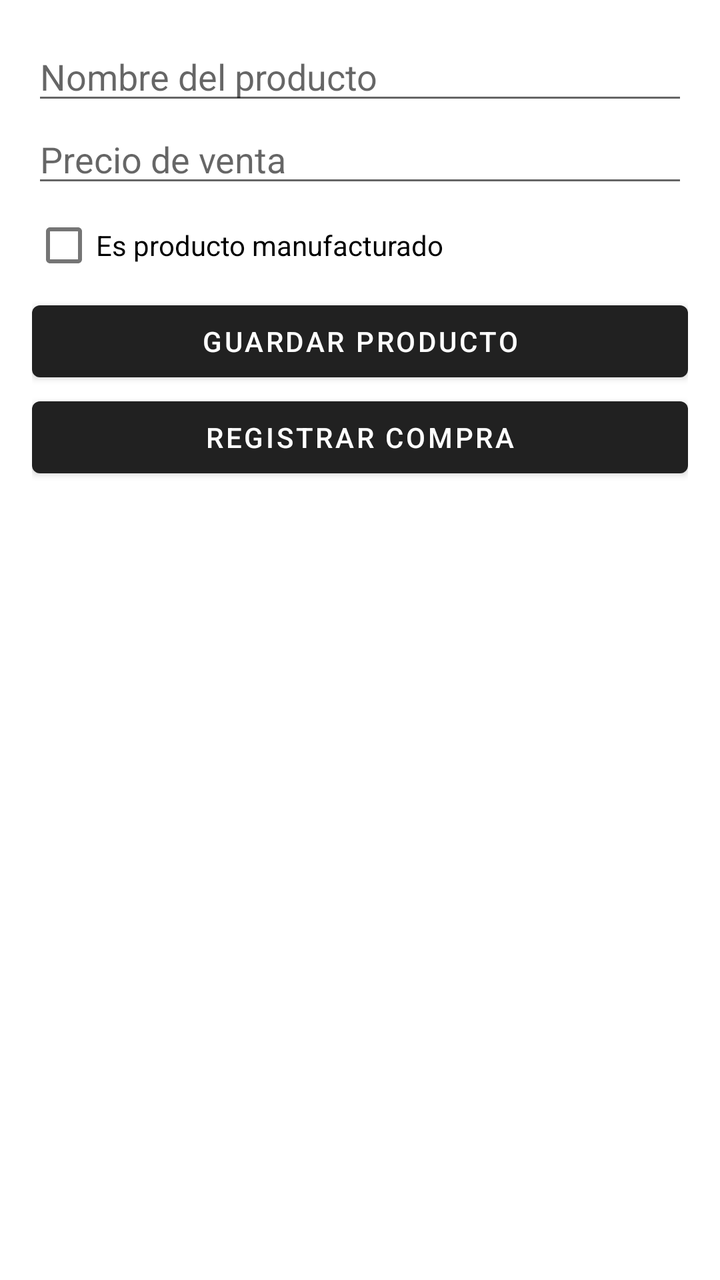
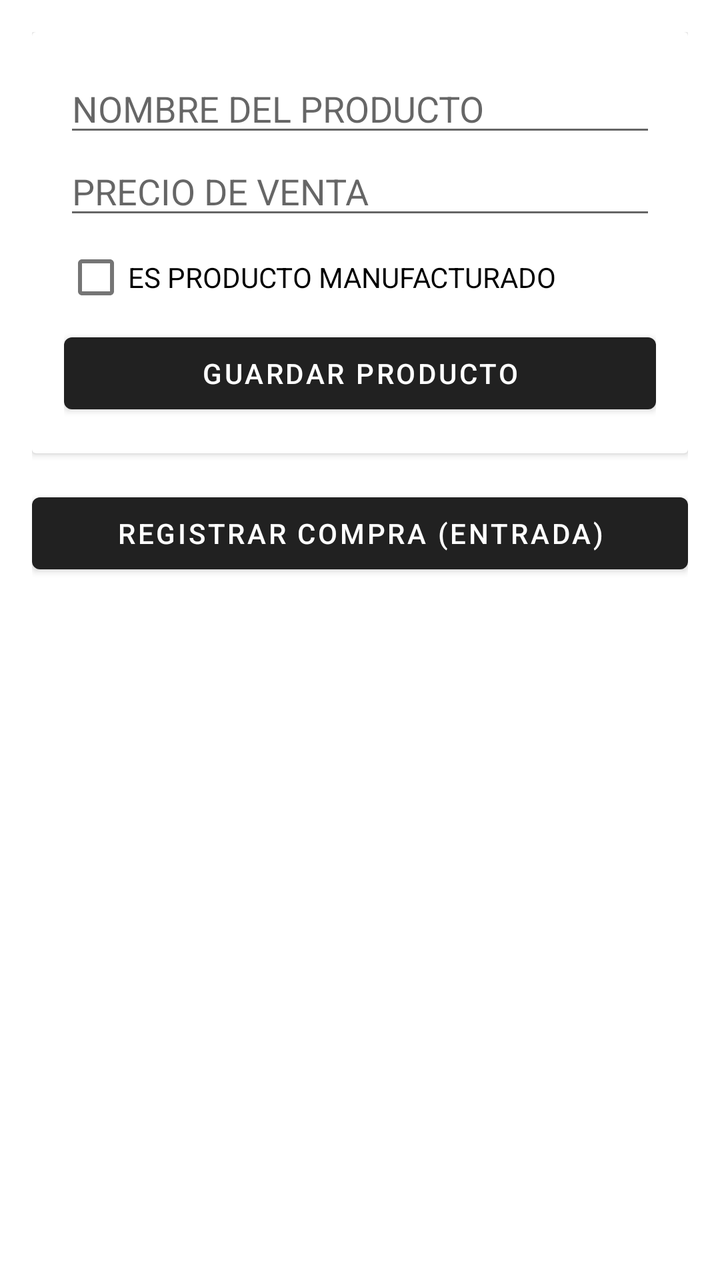

Screens rendered from an Android XML layout before and after an edit, with the pre-edit source and the edit as a unified diff.
<!-- AndroidManifest.xml: application theme Theme.MaterialComponents.DayNight.DarkActionBar -->
<!-- res/layout/activity_inventory.xml -->
<?xml version="1.0" encoding="utf-8"?>
<ScrollView
    xmlns:android="http://schemas.android.com/apk/res/android"
    android:layout_width="match_parent"
    android:layout_height="match_parent">

    <LinearLayout
        android:orientation="vertical"
        android:padding="16dp"
        android:layout_width="match_parent"
        android:layout_height="wrap_content">

        <EditText
            android:id="@+id/etProductName"
            android:hint="Nombre del producto"
            android:layout_width="match_parent"
            android:layout_height="wrap_content"/>

        <EditText
            android:id="@+id/etProductPrice"
            android:hint="Precio de venta"
            android:inputType="numberDecimal"
            android:layout_width="match_parent"
            android:layout_height="wrap_content"/>

        
        <CheckBox
            android:id="@+id/chkManufactured"
            android:text="Es producto manufacturado"
            android:layout_width="match_parent"
            android:layout_height="wrap_content"/>

        <Button
            android:id="@+id/btnSaveProduct"
            android:text="Guardar Producto"
            android:layout_width="match_parent"
            android:layout_height="wrap_content"/>

        <Button
            android:id="@+id/btnOpenPurchase"
            android:text="Registrar Compra"
            android:layout_width="match_parent"
            android:layout_height="wrap_content"/>

        <TextView
            android:id="@+id/txtProductList"
            android:paddingTop="20dp"
            android:layout_width="match_parent"
            android:layout_height="wrap_content"/>

    </LinearLayout>
</ScrollView>
<!-- resources referenced by this layout -->
<resources>

</resources>

<!-- the commit's change to res/layout/activity_inventory.xml (unified diff, before → after) -->
@@ -1,52 +1,70 @@
 <?xml version="1.0" encoding="utf-8"?>
-<ScrollView
-    xmlns:android="http://schemas.android.com/apk/res/android"
+<LinearLayout xmlns:android="http://schemas.android.com/apk/res/android"
     android:layout_width="match_parent"
-    android:layout_height="match_parent">
+    android:layout_height="match_parent"
+    android:orientation="vertical"
+    android:padding="16dp">
 
-    <LinearLayout
-        android:orientation="vertical"
-        android:padding="16dp"
+    
+    <androidx.cardview.widget.CardView
+        android:layout_marginBottom="16dp"
         android:layout_width="match_parent"
         android:layout_height="wrap_content">
+        
+        <LinearLayout
+            android:padding="16dp"
+            android:orientation="vertical"
+            android:layout_width="match_parent"
+            android:layout_height="wrap_content">
 
-        <EditText
-            android:id="@+id/etProductName"
-            android:hint="Nombre del producto"
-            android:layout_width="match_parent"
-            android:layout_height="wrap_content"/>
+            <EditText
+                android:id="@+id/etProductName"
+                android:hint="NOMBRE DEL PRODUCTO"
+                android:inputType="textCapCharacters"
+                android:layout_width="match_parent"
+                android:layout_height="wrap_content"/>
 
-        <EditText
-            android:id="@+id/etProductPrice"
-            android:hint="Precio de venta"
-            android:inputType="numberDecimal"
-            android:layout_width="match_parent"
-            android:layout_height="wrap_content"/>
+            <EditText
+                android:id="@+id/etProductPrice"
+                android:hint="PRECIO DE VENTA"
+                android:inputType="numberDecimal"
+                android:layout_width="match_parent"
+                android:layout_height="wrap_content"/>
 
-        
-        <CheckBox
-            android:id="@+id/chkManufactured"
-            android:text="Es producto manufacturado"
-            android:layout_width="match_parent"
-            android:layout_height="wrap_content"/>
+            <CheckBox
+                android:id="@+id/chkManufactured"
+                android:text="ES PRODUCTO MANUFACTURADO"
+                android:layout_width="match_parent"
+                android:layout_height="wrap_content"/>
 
-        <Button
-            android:id="@+id/btnSaveProduct"
-            android:text="Guardar Producto"
-            android:layout_width="match_parent"
-            android:layout_height="wrap_content"/>
+            <Button
+                android:id="@+id/btnSaveProduct"
+                android:text="GUARDAR PRODUCTO"
+                android:layout_width="match_parent"
+                android:layout_height="wrap_content"/>
+                
+            <Button
+                android:id="@+id/btnCancelEdit"
+                android:text="CANCELAR EDICIÓN"
+                android:visibility="gone"
+                style="@style/Widget.MaterialComponents.Button.TextButton"
+                android:layout_width="match_parent"
+                android:layout_height="wrap_content"/>
+        </LinearLayout>
+    </androidx.cardview.widget.CardView>
 
-        <Button
-            android:id="@+id/btnOpenPurchase"
-            android:text="Registrar Compra"
-            android:layout_width="match_parent"
-            android:layout_height="wrap_content"/>
+    <Button
+        android:id="@+id/btnOpenPurchase"
+        android:text="REGISTRAR COMPRA (ENTRADA)"
+        android:layout_marginBottom="8dp"
+        android:layout_width="match_parent"
+        android:layout_height="wrap_content"/>
 
-        <TextView
-            android:id="@+id/txtProductList"
-            android:paddingTop="20dp"
-            android:layout_width="match_parent"
-            android:layout_height="wrap_content"/>
+    
+    <androidx.recyclerview.widget.RecyclerView
+        android:id="@+id/rvProducts"
+        android:layout_width="match_parent"
+        android:layout_height="0dp"
+        android:layout_weight="1"/>
 
-    </LinearLayout>
-</ScrollView>
+</LinearLayout>
